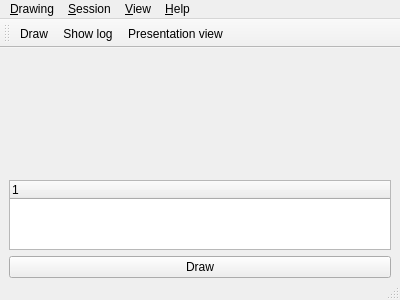
Above: gui/drawingview.ui from Soerboe/Urim before the change. Below: the same form after it.
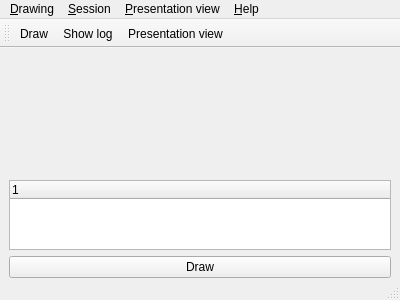
That is the form after the change. Icons and pictures are not drawn.

```diff
--- a/gui/drawingview.ui
+++ b/gui/drawingview.ui
@@ -151,9 +151,9 @@
     <addaction name="saveLogAction"/>
     <addaction name="quitAction"/>
    </widget>
-   <widget class="QMenu" name="viewMenu">
+   <widget class="QMenu" name="presentationViewMenu">
     <property name="title">
-     <string>&amp;View</string>
+     <string>&amp;Presentation view</string>
     </property>
     <widget class="QMenu" name="showLotViewMenu">
      <property name="title">
@@ -179,7 +179,7 @@
    </widget>
    <addaction name="drawingMenu"/>
    <addaction name="sessionMenu"/>
-   <addaction name="viewMenu"/>
+   <addaction name="presentationViewMenu"/>
    <addaction name="helpMenu"/>
   </widget>
   <widget class="QToolBar" name="mainToolBar">
```
Left out of the diff: 9 changed lines with no effect on the pictures.
